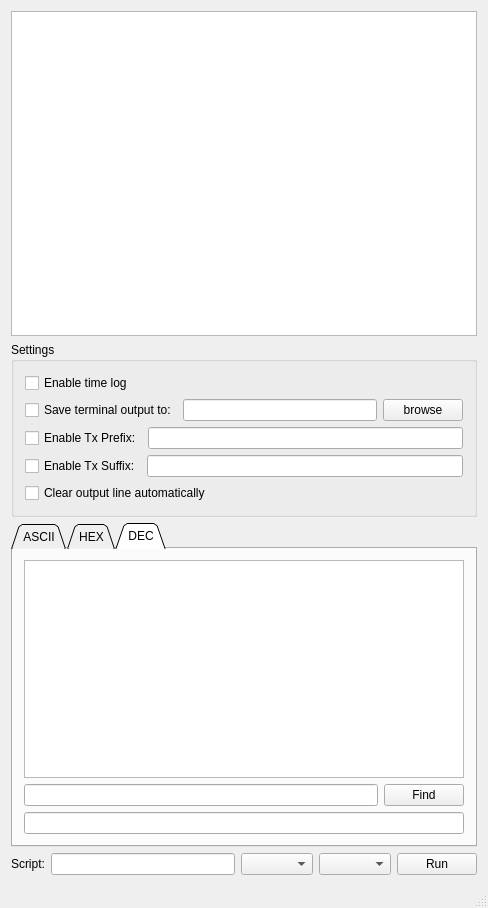
Above: src/mainwindow.ui from TomHyhlik/termik before the change. Below: the same form after it.
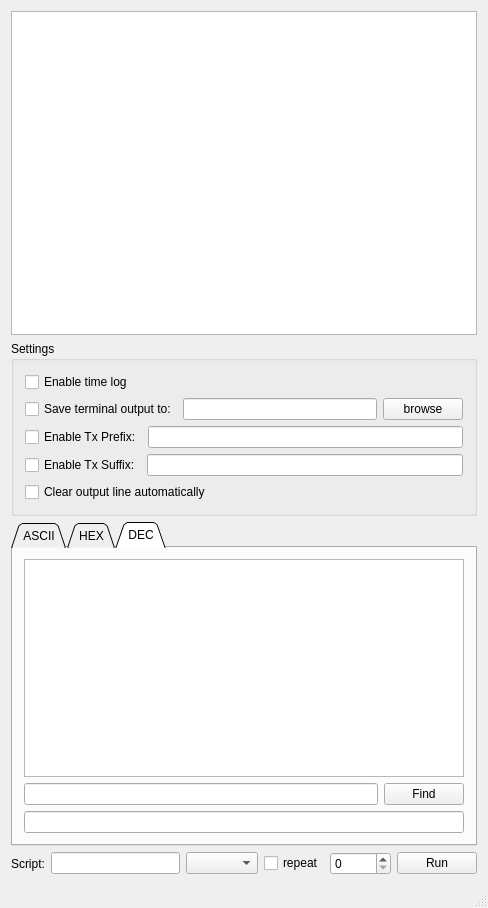
That is the form after the change. Icons and pictures are not drawn.

```diff
--- a/src/mainwindow.ui
+++ b/src/mainwindow.ui
@@ -237,7 +237,18 @@
        <widget class="QComboBox" name="comboBox_script_dataType"/>
       </item>
       <item>
-       <widget class="QComboBox" name="comboBox_script_repeat"/>
+       <widget class="QCheckBox" name="checkBox_script_repeat">
+        <property name="text">
+         <string>repeat</string>
+        </property>
+       </widget>
+      </item>
+      <item>
+       <widget class="QSpinBox" name="spinBox_script_period">
+        <property name="maximum">
+         <number>99999</number>
+        </property>
+       </widget>
       </item>
       <item>
        <widget class="QPushButton" name="pushButton_script_run">
```
